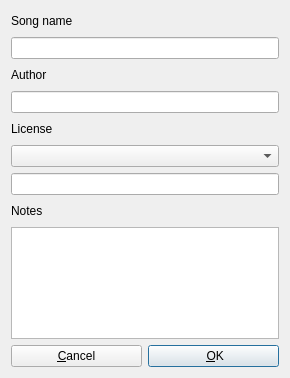
First picture: the form in src/gui/src/SongPropertiesDialog_UI.ui, repository hydrogen-music/hydrogen, before the edit.
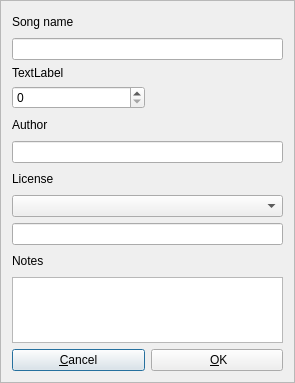
Second picture: the form after the edit.

Commit message:
SongPropertiesDialog: allow scaling
in case the dialog gets bigger than the window size, scrollbars to appear upon maximization

What changed in the file:
```diff
--- a/src/gui/src/SongPropertiesDialog_UI.ui
+++ b/src/gui/src/SongPropertiesDialog_UI.ui
@@ -6,76 +6,54 @@
    <rect>
     <x>0</x>
     <y>0</y>
-    <width>290</width>
-    <height>378</height>
+    <width>295</width>
+    <height>383</height>
    </rect>
   </property>
   <property name="windowTitle">
    <string>Form1</string>
   </property>
+  <layout class="QVBoxLayout" name="overallLayout">
+   <property name="spacing">
+    <number>0</number>
+   </property>
+   <property name="leftMargin">
+    <number>0</number>
+   </property>
+   <property name="topMargin">
+    <number>0</number>
+   </property>
+   <property name="rightMargin">
+    <number>0</number>
+   </property>
+   <property name="bottomMargin">
+    <number>0</number>
+   </property>
+   <item>
+    <widget class="QScrollArea" name="scrollArea">
+     <property name="widgetResizable">
+      <bool>true</bool>
+     </property>
+     <widget class="QWidget" name="scrollAreaContent">
+      <property name="geometry">
+       <rect>
+        <x>0</x>
+        <y>0</y>
+        <width>293</width>
+        <height>381</height>
+       </rect>
+      </property>
+      <property name="minimumSize">
+       <size>
+        <width>290</width>
+        <height>378</height>
+       </size>
+      </property>
   <layout class="QGridLayout" name="gridLayout">
-   <item row="0" column="0" colspan="2">
-    <widget class="QLabel" name="TextLabel1">
-     <property name="minimumSize">
-      <size>
-       <width>0</width>
-       <height>20</height>
-      </size>
-     </property>
-     <property name="text">
-      <string>Song name</string>
-     </property>
-    </widget>
-   </item>
    <item row="1" column="0" colspan="2">
     <widget class="QLineEdit" name="songNameTxt"/>
    </item>
-   <item row="3" column="0" colspan="2">
-    <widget class="QLineEdit" name="authorTxt"/>
-   </item>
-   <item row="9" column="1">
-    <widget class="QPushButton" name="okBtn">
-     <property name="text">
-      <string> &amp;OK</string>
-     </property>
-     <property name="shortcut">
-      <string>Alt+O</string>
-     </property>
-     <property name="default">
-      <bool>true</bool>
-     </property>
-    </widget>
-   </item>
-   <item row="4" column="0" colspan="2">
-    <widget class="QLabel" name="TextLabel1_3">
-     <property name="minimumSize">
-      <size>
-       <width>0</width>
-       <height>20</height>
-      </size>
-     </property>
-     <property name="text">
-      <string>License</string>
-     </property>
-    </widget>
-   </item>
-   <item row="2" column="0" colspan="2">
-    <widget class="QLabel" name="TextLabel1_2">
-     <property name="minimumSize">
-      <size>
-       <width>0</width>
-       <height>20</height>
-      </size>
-     </property>
-     <property name="text">
-      <string>Author</string>
-     </property>
-    </widget>
-   </item>
-   <item row="8" column="0" colspan="2">
-    <widget class="QTextEdit" name="notesTxt"/>
-   </item>
-   <item row="9" column="0">
+       <item row="11" column="0">
     <widget class="QPushButton" name="cancelBtn">
      <property name="text">
       <string>&amp;Cancel</string>
@@ -85,7 +63,13 @@
      </property>
     </widget>
    </item>
-   <item row="7" column="0" colspan="2">
+       <item row="5" column="0" colspan="2">
+        <widget class="QLineEdit" name="authorTxt"/>
+       </item>
+       <item row="10" column="0" colspan="2">
+        <widget class="QTextEdit" name="notesTxt"/>
+       </item>
+       <item row="9" column="0" colspan="2">
     <widget class="QLabel" name="TextLabel2">
      <property name="minimumSize">
       <size>
@@ -98,10 +82,7 @@
      </property>
     </widget>
    </item>
-   <item row="6" column="0" colspan="2">
-    <widget class="QLineEdit" name="licenseStringTxt"/>
-   </item>
-   <item row="5" column="0" colspan="2">
+       <item row="7" column="0" colspan="2">
     <widget class="QComboBox" name="licenseComboBox">
      <property name="sizePolicy">
       <sizepolicy hsizetype="Expanding" vsizetype="Fixed">
@@ -109,6 +90,75 @@
        <verstretch>0</verstretch>
       </sizepolicy>
      </property>
+        </widget>
+       </item>
+       <item row="0" column="0" colspan="2">
+        <widget class="QLabel" name="TextLabel1">
+         <property name="minimumSize">
+          <size>
+           <width>0</width>
+           <height>20</height>
+          </size>
+         </property>
+         <property name="text">
+          <string>Song name</string>
+         </property>
+        </widget>
+       </item>
+       <item row="6" column="0" colspan="2">
+        <widget class="QLabel" name="TextLabel1_3">
+         <property name="minimumSize">
+          <size>
+           <width>0</width>
+           <height>20</height>
+          </size>
+         </property>
+         <property name="text">
+          <string>License</string>
+         </property>
+        </widget>
+       </item>
+       <item row="11" column="1">
+        <widget class="QPushButton" name="okBtn">
+         <property name="text">
+          <string> &amp;OK</string>
+         </property>
+         <property name="shortcut">
+          <string>Alt+O</string>
+         </property>
+         <property name="default">
+          <bool>true</bool>
+         </property>
+        </widget>
+       </item>
+       <item row="8" column="0" colspan="2">
+        <widget class="QLineEdit" name="licenseStringTxt"/>
+       </item>
+       <item row="2" column="0">
+        <widget class="QLabel" name="label">
+         <property name="text">
+          <string>TextLabel</string>
+         </property>
+        </widget>
+       </item>
+       <item row="4" column="0" colspan="2">
+        <widget class="QLabel" name="TextLabel1_2">
+         <property name="minimumSize">
+          <size>
+           <width>0</width>
+           <height>20</height>
+          </size>
+         </property>
+         <property name="text">
+          <string>Author</string>
+         </property>
+        </widget>
+       </item>
+       <item row="3" column="0">
+        <widget class="QSpinBox" name="spinBox"/>
+       </item>
+      </layout>
+     </widget>
     </widget>
    </item>
   </layout>
```
Lines whose indentation alone changed are shown as unchanged. The commit also changes 1 other file.
